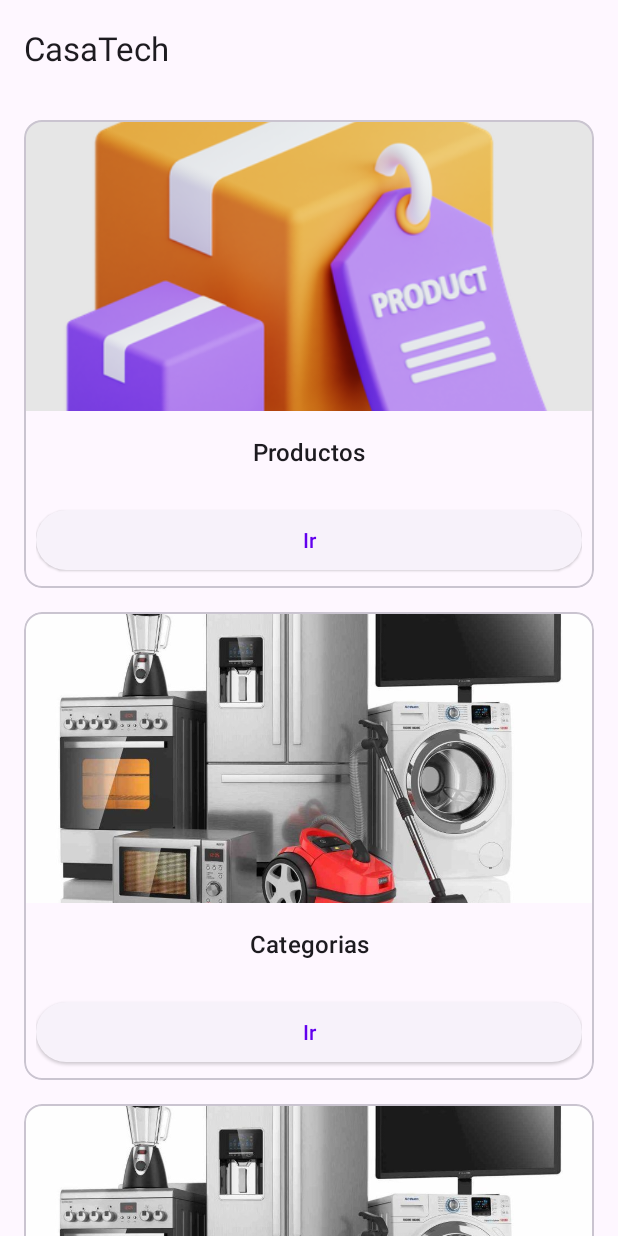
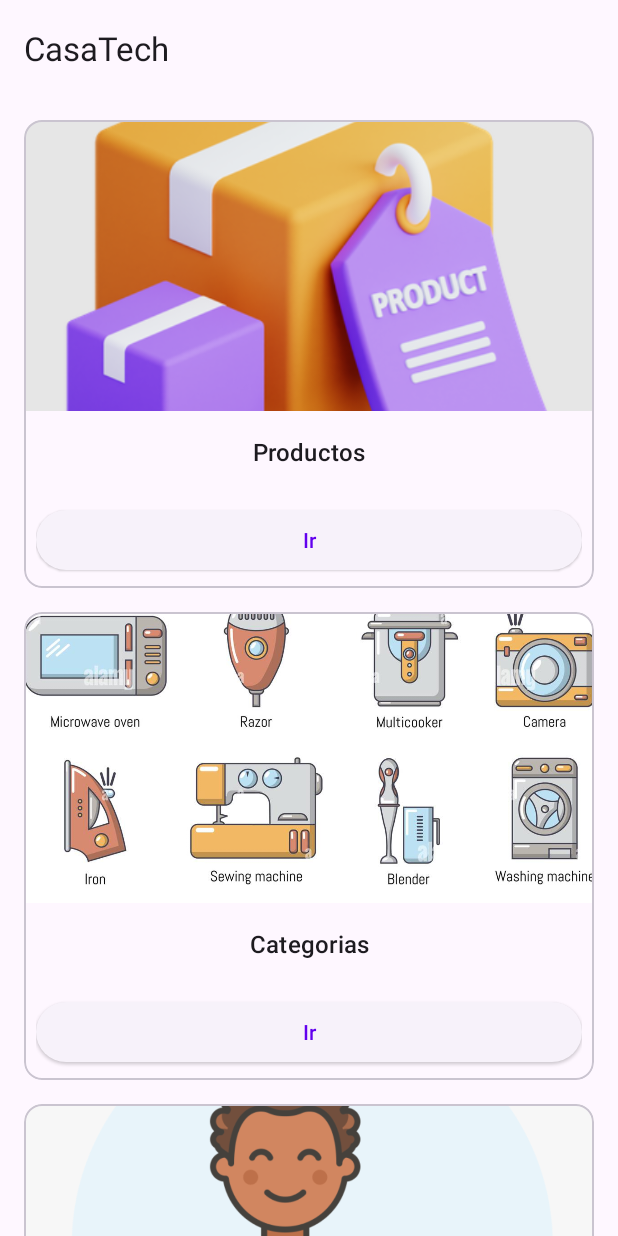
Before and after one commit to JoseFelixTheOne/dami, an Android app: the MenuFragment screen opened directly, with no data from a screen before it, on a phone screen of 412 x 824 dp. Run offline under Robolectric (Android 15) with nearby library versions, the phone set to English and light mode, and no system bars; our stand-ins replace navigation-ui.

Commit message:
Ultimos cambios, de disenio

```diff
--- a/app/src/main/res/layout/fragment_menu.xml
+++ b/app/src/main/res/layout/fragment_menu.xml
@@ -165,7 +165,7 @@
                     android:layout_height="194dp"
                     android:contentDescription="Registro"
                     android:scaleType="centerCrop"
-                    app:srcCompat="@drawable/categorias" />
+                    app:srcCompat="@drawable/user2" />
 
                 <LinearLayout
                     android:id="@+id/layoutRegistro"
@@ -232,7 +232,7 @@
                     android:layout_height="194dp"
                     android:contentDescription="Categoria"
                     android:scaleType="centerCrop"
-                    app:srcCompat="@drawable/categorias" />
+                    app:srcCompat="@drawable/persona" />
 
                 <LinearLayout
                     android:id="@+id/layoutPersonas"
```
Also changed, not shown: app/src/main/res/drawable/categorias.jpg (added), app/src/main/res/drawable/categorias.png (deleted), app/src/main/res/drawable/persona.jpg (added), app/src/main/res/drawable/user.png (added), app/src/main/res/drawable/user2.png (added).
